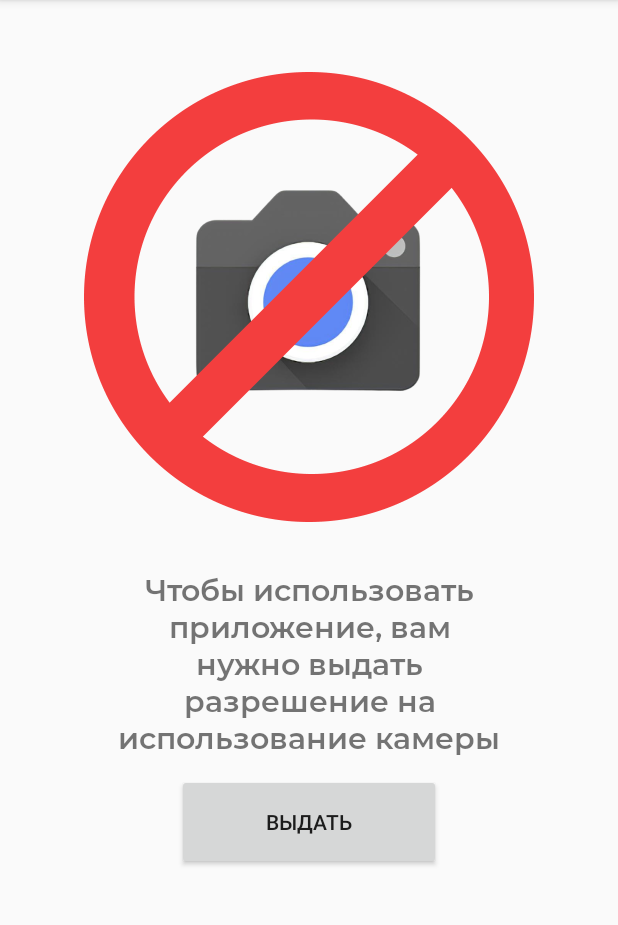
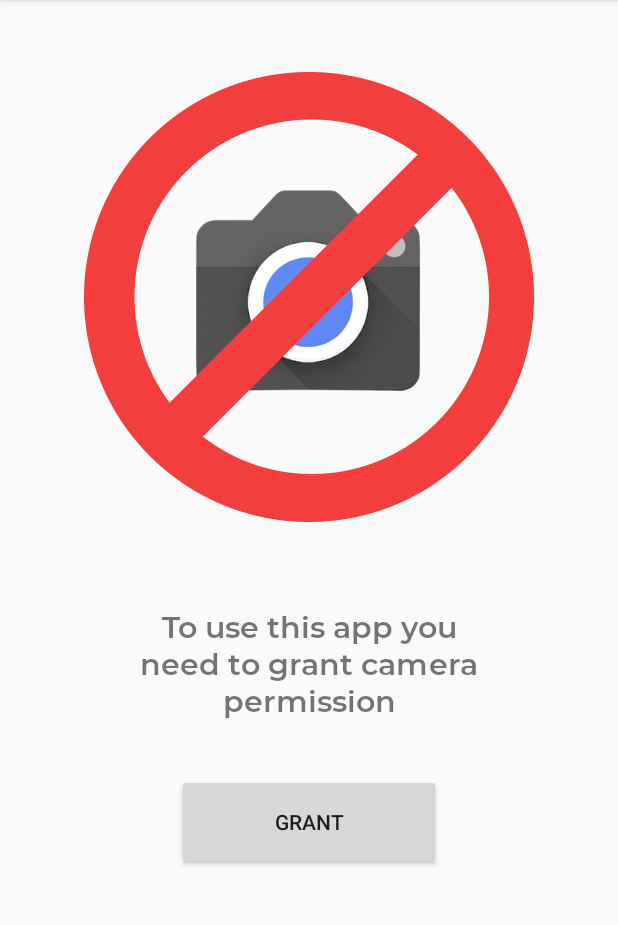
Before and after one commit to TheArtyomMDev/BeWell, an Android app: the GivePermissionsView screen opened directly, with no data from a screen before it, on a phone screen of 412 x 824 dp, the part 84-1009 px from its top. Run offline under Robolectric (Android 15) with nearby library versions, the phone set to English and light mode, and no system bars.

Commit message:
Added missed translations

```diff
--- a/app/build.gradle
+++ b/app/build.gradle
@@ -9,7 +9,7 @@ android {
         minSdkVersion 21
         targetSdkVersion 32
         versionCode 1
-        versionName "1.0"
+        versionName "2.0.0-alpha"
         testInstrumentationRunner 'androidx.test.runner.AndroidJUnitRunner'
     }
     buildTypes {
--- a/app/src/main/res/layout/activity_ask_to_give_permissions.xml
+++ b/app/src/main/res/layout/activity_ask_to_give_permissions.xml
@@ -13,7 +13,7 @@
         android:layout_marginTop="20dp"
         android:fontFamily="@font/montserrat_semi_bold"
         android:gravity="center"
-        android:text="Чтобы использовать приложение, вам нужно выдать разрешение на использование камеры"
+        android:text="@string/give_camera_permission"
         android:textSize="20sp"
         app:layout_constraintEnd_toEndOf="parent"
         app:layout_constraintStart_toStartOf="parent"
@@ -33,7 +33,7 @@
         android:id="@+id/give_permissions_button"
         android:layout_width="176dp"
         android:layout_height="64dp"
-        android:text="Выдать"
+        android:text="@string/grant_permission"
         app:layout_constraintEnd_toEndOf="parent"
         app:layout_constraintStart_toStartOf="parent"
         app:layout_constraintTop_toBottomOf="@+id/camera_info_text" />
--- a/app/src/main/res/values/strings.xml
+++ b/app/src/main/res/values/strings.xml
@@ -32,4 +32,6 @@
     <string name="email_input_error">Invalid email</string>
     <string name="password_input_error">Password lengthing should be more than 6 characters</string>
     <string name="passwords_not_match_error">Passwords do not match</string>
+    <string name="give_camera_permission">To use this app you need to grant camera permission</string>
+    <string name="grant_permission">Grant</string>
 </resources>
```
Also changed, not shown: 2 other files.
